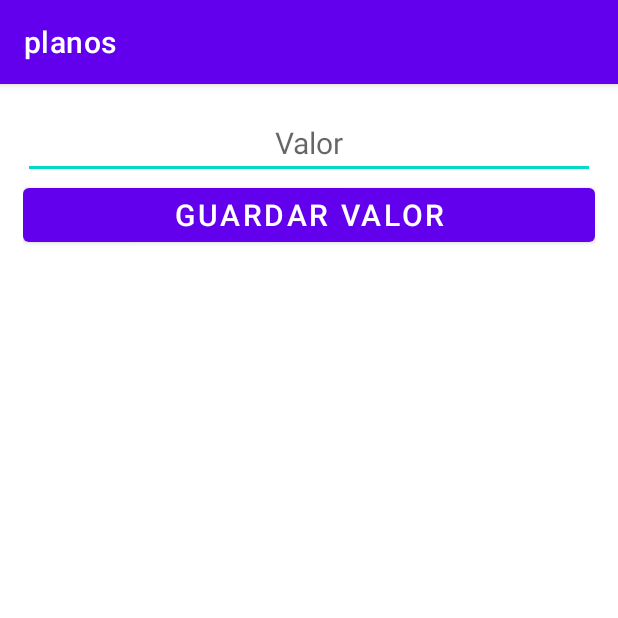
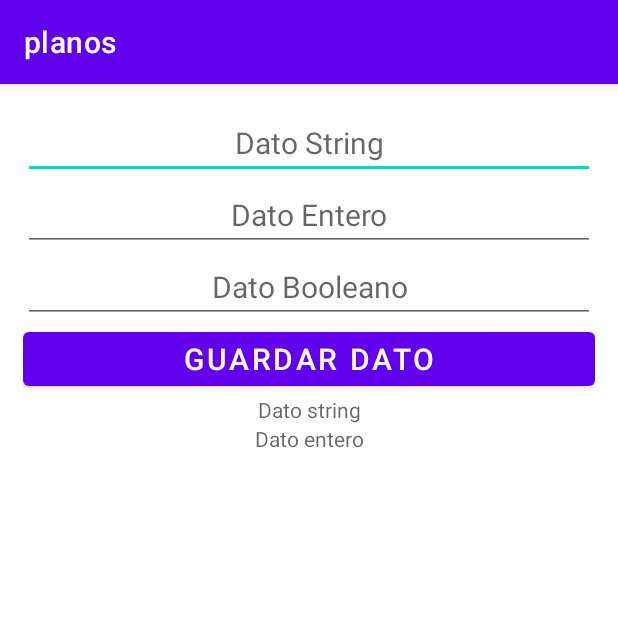
Before and after one commit to juandifs00/Practicas_Android_Studio, an Android app: the PreferenciasCompartidas screen opened directly, with no data from a screen before it, on a phone screen of 412 x 824 dp, the top half of it. Run offline under Robolectric (Android 15) with nearby library versions, the light colour scheme and no system bars.

```diff
--- a/planos/app/src/main/java/com/example/planos/PreferenciasCompartidas.java
+++ b/planos/app/src/main/java/com/example/planos/PreferenciasCompartidas.java
@@ -12,23 +12,31 @@ import android.widget.TextView;
 import android.widget.Toast;
 
 public class PreferenciasCompartidas extends AppCompatActivity {
-    EditText etValor;
+    EditText etValor, etEntero, etBooleano;
     Button btnGuardar;
-    TextView tvSalida;
+    TextView tvSalida, tvSalidaEntero;
 
     @Override
     protected void onCreate(Bundle savedInstanceState) {
         super.onCreate(savedInstanceState);
         setContentView(R.layout.activity_preferencias_compartidas);
         conectar();
+
         //Context ctx = this;
         btnGuardar.setOnClickListener(new View.OnClickListener() {
             @Override
             public void onClick(View view) {
+                SharedPreferences sp = getSharedPreferences("Archivo", Context.MODE_PRIVATE);
                 String valor = etValor.getText().toString();
-                SharedPreferences sp = getSharedPreferences("Archivo", Context.MODE_PRIVATE);
-                String Nombre = sp.getString("ElNombre", valor);
+                int datoentero = Integer.parseInt(etEntero.getText().toString());
+                SharedPreferences.Editor editor = sp.edit();
+                editor.putString("N", valor).apply();
+                editor.putInt("E", datoentero).apply();
+                String Nombre = sp.getString("N", valor);
+                int Nombre2 = sp.getInt("E", datoentero);
                 Toast.makeText(getApplicationContext(), Nombre, Toast.LENGTH_LONG).show();
+                tvSalida.setText(Nombre);
+                tvSalidaEntero.setText(Nombre2);
             }
         });
     }
--- a/planos/app/src/main/res/layout/activity_preferencias_compartidas.xml
+++ b/planos/app/src/main/res/layout/activity_preferencias_compartidas.xml
@@ -12,7 +12,25 @@
         android:layout_width="match_parent"
         android:layout_height="wrap_content"
         android:id="@+id/etValor"
-        android:hint="Valor"
+        android:hint="Dato String"
+        android:textAlignment="center"
+        android:textSize="20sp"
+        ></EditText>
+
+    <EditText
+        android:layout_width="match_parent"
+        android:layout_height="wrap_content"
+        android:id="@+id/etEntero"
+        android:hint="Dato Entero"
+        android:textAlignment="center"
+        android:textSize="20sp"
+        ></EditText>
+
+    <EditText
+        android:layout_width="match_parent"
+        android:layout_height="wrap_content"
+        android:id="@+id/etBooleano"
+        android:hint="Dato Booleano"
         android:textAlignment="center"
         android:textSize="20sp"
         ></EditText>
@@ -21,7 +39,7 @@
         android:layout_width="match_parent"
         android:layout_height="wrap_content"
         android:id="@+id/btnGuardar"
-        android:text="Guardar Valor"
+        android:text="Guardar Dato"
         android:textSize="20sp"
         ></Button>
 
@@ -29,6 +47,16 @@
         android:layout_width="match_parent"
         android:layout_height="wrap_content"
         android:id="@+id/tvSalida"
+        android:hint="Dato string"
+        android:textAlignment="center"
+        ></TextView>
+
+    <TextView
+        android:layout_width="match_parent"
+        android:layout_height="wrap_content"
+        android:id="@+id/tvSalidaEntero"
+        android:hint="Dato entero"
+        android:textAlignment="center"
         ></TextView>
 
 </LinearLayout>
```
